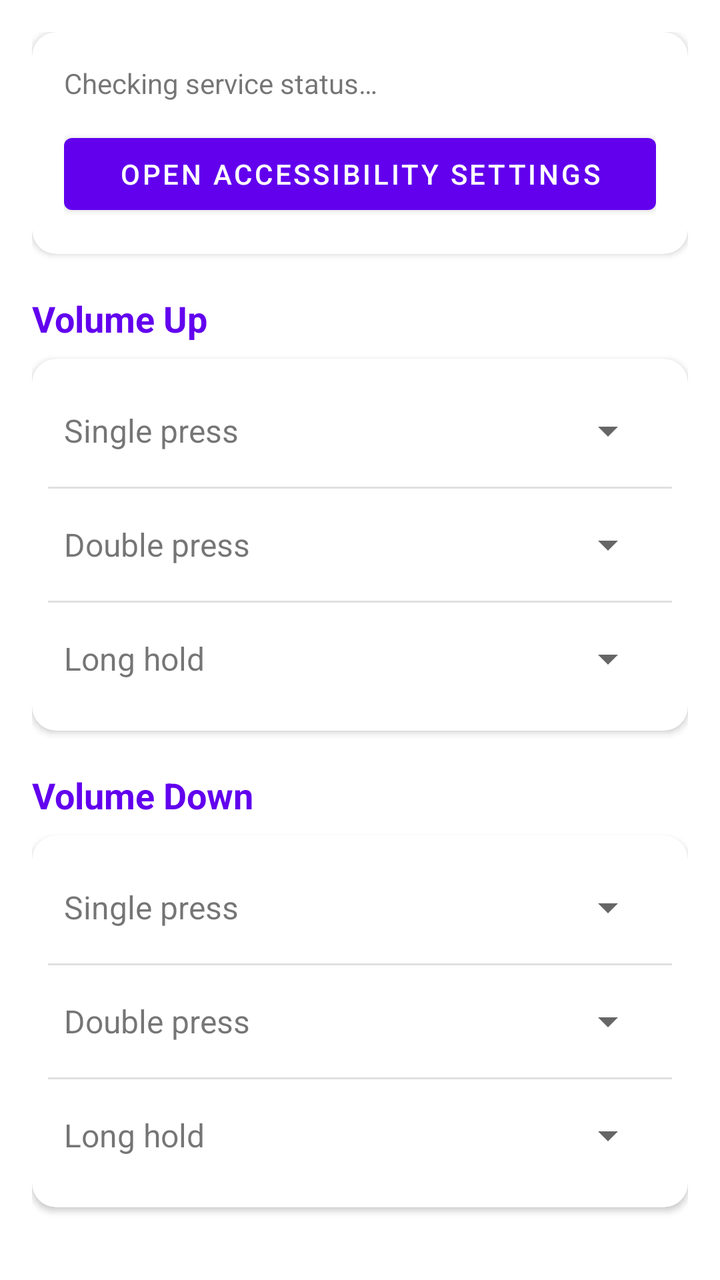
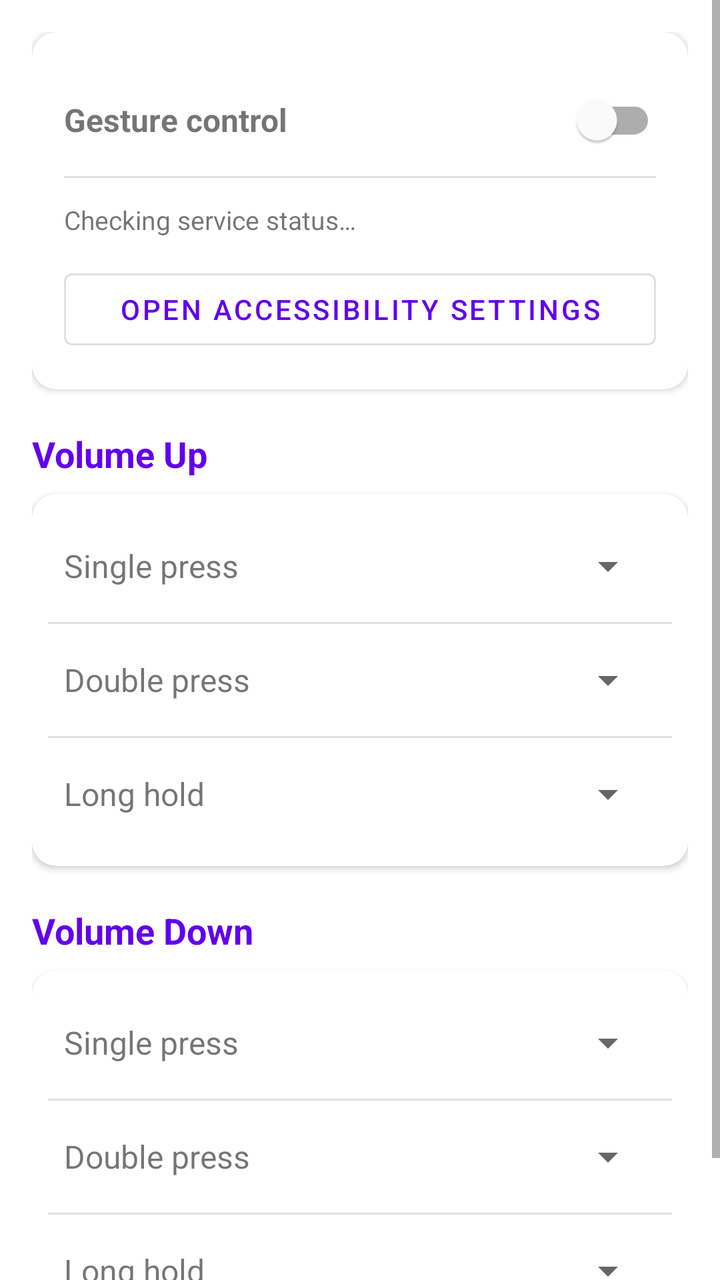

Compare the two renders of this Android layout. The source of the first and the diff that turns it into the second are given below.
<!-- AndroidManifest.xml: application theme Theme.MediaControl -->
<!-- res/layout/activity_main.xml -->
<?xml version="1.0" encoding="utf-8"?>
<ScrollView xmlns:android="http://schemas.android.com/apk/res/android"
    xmlns:app="http://schemas.android.com/apk/res-auto"
    android:layout_width="match_parent"
    android:layout_height="match_parent">

    <LinearLayout
        android:layout_width="match_parent"
        android:layout_height="wrap_content"
        android:orientation="vertical"
        android:padding="16dp">

        
        <com.google.android.material.card.MaterialCardView
            android:layout_width="match_parent"
            android:layout_height="wrap_content"
            android:layout_marginBottom="20dp"
            app:cardCornerRadius="12dp"
            app:cardElevation="2dp">

            <LinearLayout
                android:layout_width="match_parent"
                android:layout_height="wrap_content"
                android:orientation="vertical"
                android:padding="16dp">

                <TextView
                    android:id="@+id/tv_service_status"
                    android:layout_width="match_parent"
                    android:layout_height="wrap_content"
                    android:layout_marginBottom="12dp"
                    android:text="Checking service status…"
                    android:textSize="14sp" />

                <com.google.android.material.button.MaterialButton
                    android:id="@+id/btn_open_accessibility"
                    android:layout_width="match_parent"
                    android:layout_height="wrap_content"
                    android:text="Open Accessibility Settings" />

            </LinearLayout>
        </com.google.android.material.card.MaterialCardView>

        
        <TextView
            android:layout_width="match_parent"
            android:layout_height="wrap_content"
            android:layout_marginBottom="8dp"
            android:text="Volume Up"
            android:textColor="?attr/colorPrimary"
            android:textSize="18sp"
            android:textStyle="bold" />

        <com.google.android.material.card.MaterialCardView
            android:layout_width="match_parent"
            android:layout_height="wrap_content"
            android:layout_marginBottom="20dp"
            app:cardCornerRadius="12dp"
            app:cardElevation="2dp">

            <LinearLayout
                android:layout_width="match_parent"
                android:layout_height="wrap_content"
                android:orientation="vertical"
                android:padding="8dp">

                <LinearLayout
                    android:layout_width="match_parent"
                    android:layout_height="56dp"
                    android:gravity="center_vertical"
                    android:orientation="horizontal"
                    android:paddingStart="8dp"
                    android:paddingEnd="8dp">

                    <TextView
                        android:layout_width="0dp"
                        android:layout_height="wrap_content"
                        android:layout_weight="1"
                        android:text="Single press"
                        android:textSize="16sp" />

                    <Spinner
                        android:id="@+id/spinner_vol_up_single"
                        android:layout_width="0dp"
                        android:layout_height="wrap_content"
                        android:layout_weight="1" />
                </LinearLayout>

                <View
                    android:layout_width="match_parent"
                    android:layout_height="1dp"
                    android:background="#1F000000" />

                <LinearLayout
                    android:layout_width="match_parent"
                    android:layout_height="56dp"
                    android:gravity="center_vertical"
                    android:orientation="horizontal"
                    android:paddingStart="8dp"
                    android:paddingEnd="8dp">

                    <TextView
                        android:layout_width="0dp"
                        android:layout_height="wrap_content"
                        android:layout_weight="1"
                        android:text="Double press"
                        android:textSize="16sp" />

                    <Spinner
                        android:id="@+id/spinner_vol_up_double"
                        android:layout_width="0dp"
                        android:layout_height="wrap_content"
                        android:layout_weight="1" />
                </LinearLayout>

                <View
                    android:layout_width="match_parent"
                    android:layout_height="1dp"
                    android:background="#1F000000" />

                <LinearLayout
                    android:layout_width="match_parent"
                    android:layout_height="56dp"
                    android:gravity="center_vertical"
                    android:orientation="horizontal"
                    android:paddingStart="8dp"
                    android:paddingEnd="8dp">

                    <TextView
                        android:layout_width="0dp"
                        android:layout_height="wrap_content"
                        android:layout_weight="1"
                        android:text="Long hold"
                        android:textSize="16sp" />

                    <Spinner
                        android:id="@+id/spinner_vol_up_long"
                        android:layout_width="0dp"
                        android:layout_height="wrap_content"
                        android:layout_weight="1" />
                </LinearLayout>

            </LinearLayout>
        </com.google.android.material.card.MaterialCardView>

        
        <TextView
            android:layout_width="match_parent"
            android:layout_height="wrap_content"
            android:layout_marginBottom="8dp"
            android:text="Volume Down"
            android:textColor="?attr/colorPrimary"
            android:textSize="18sp"
            android:textStyle="bold" />

        <com.google.android.material.card.MaterialCardView
            android:layout_width="match_parent"
            android:layout_height="wrap_content"
            android:layout_marginBottom="20dp"
            app:cardCornerRadius="12dp"
            app:cardElevation="2dp">

            <LinearLayout
                android:layout_width="match_parent"
                android:layout_height="wrap_content"
                android:orientation="vertical"
                android:padding="8dp">

                <LinearLayout
                    android:layout_width="match_parent"
                    android:layout_height="56dp"
                    android:gravity="center_vertical"
                    android:orientation="horizontal"
                    android:paddingStart="8dp"
                    android:paddingEnd="8dp">

                    <TextView
                        android:layout_width="0dp"
                        android:layout_height="wrap_content"
                        android:layout_weight="1"
                        android:text="Single press"
                        android:textSize="16sp" />

                    <Spinner
                        android:id="@+id/spinner_vol_down_single"
                        android:layout_width="0dp"
                        android:layout_height="wrap_content"
                        android:layout_weight="1" />
                </LinearLayout>

                <View
                    android:layout_width="match_parent"
                    android:layout_height="1dp"
                    android:background="#1F000000" />

                <LinearLayout
                    android:layout_width="match_parent"
                    android:layout_height="56dp"
                    android:gravity="center_vertical"
                    android:orientation="horizontal"
                    android:paddingStart="8dp"
                    android:paddingEnd="8dp">

                    <TextView
                        android:layout_width="0dp"
                        android:layout_height="wrap_content"
                        android:layout_weight="1"
                        android:text="Double press"
                        android:textSize="16sp" />

                    <Spinner
                        android:id="@+id/spinner_vol_down_double"
                        android:layout_width="0dp"
                        android:layout_height="wrap_content"
                        android:layout_weight="1" />
                </LinearLayout>

                <View
                    android:layout_width="match_parent"
                    android:layout_height="1dp"
                    android:background="#1F000000" />

                <LinearLayout
                    android:layout_width="match_parent"
                    android:layout_height="56dp"
                    android:gravity="center_vertical"
                    android:orientation="horizontal"
                    android:paddingStart="8dp"
                    android:paddingEnd="8dp">

                    <TextView
                        android:layout_width="0dp"
                        android:layout_height="wrap_content"
                        android:layout_weight="1"
                        android:text="Long hold"
                        android:textSize="16sp" />

                    <Spinner
                        android:id="@+id/spinner_vol_down_long"
                        android:layout_width="0dp"
                        android:layout_height="wrap_content"
                        android:layout_weight="1" />
                </LinearLayout>

            </LinearLayout>
        </com.google.android.material.card.MaterialCardView>

    </LinearLayout>
</ScrollView>
<!-- resources referenced by this layout -->
<resources>
  <style name="Theme.MediaControl" parent="Theme.MaterialComponents.DayNight">
          <item name="colorPrimary">#FF6200EE</item>
          <item name="colorPrimaryVariant">#FF3700B3</item>
          <item name="colorOnPrimary">#FFFFFFFF</item>
          <item name="colorSecondary">#FF03DAC5</item>
          <item name="colorSecondaryVariant">#FF018786</item>
          <item name="colorOnSecondary">#FF000000</item>
          <item name="android:statusBarColor">?attr/colorPrimaryVariant</item>
      </style>
</resources>

<!-- the commit's change to res/layout/activity_main.xml (unified diff, before → after) -->
@@ -24,16 +24,44 @@
                 android:orientation="vertical"
                 android:padding="16dp">
 
+                <LinearLayout
+                    android:layout_width="match_parent"
+                    android:layout_height="56dp"
+                    android:gravity="center_vertical"
+                    android:orientation="horizontal">
+
+                    <TextView
+                        android:layout_width="0dp"
+                        android:layout_height="wrap_content"
+                        android:layout_weight="1"
+                        android:text="Gesture control"
+                        android:textSize="16sp"
+                        android:textStyle="bold" />
+
+                    <com.google.android.material.switchmaterial.SwitchMaterial
+                        android:id="@+id/switch_active"
+                        android:layout_width="wrap_content"
+                        android:layout_height="wrap_content" />
+
+                </LinearLayout>
+
+                <View
+                    android:layout_width="match_parent"
+                    android:layout_height="1dp"
+                    android:layout_marginBottom="12dp"
+                    android:background="#1F000000" />
+
                 <TextView
                     android:id="@+id/tv_service_status"
                     android:layout_width="match_parent"
                     android:layout_height="wrap_content"
                     android:layout_marginBottom="12dp"
                     android:text="Checking service status…"
-                    android:textSize="14sp" />
+                    android:textSize="13sp" />
 
                 <com.google.android.material.button.MaterialButton
                     android:id="@+id/btn_open_accessibility"
+                    style="@style/Widget.MaterialComponents.Button.OutlinedButton"
                     android:layout_width="match_parent"
                     android:layout_height="wrap_content"
                     android:text="Open Accessibility Settings" />
